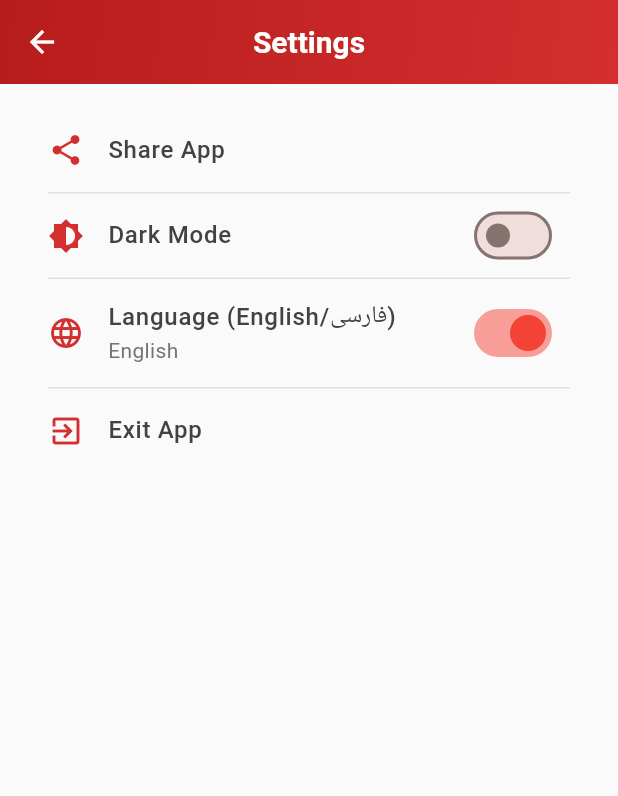
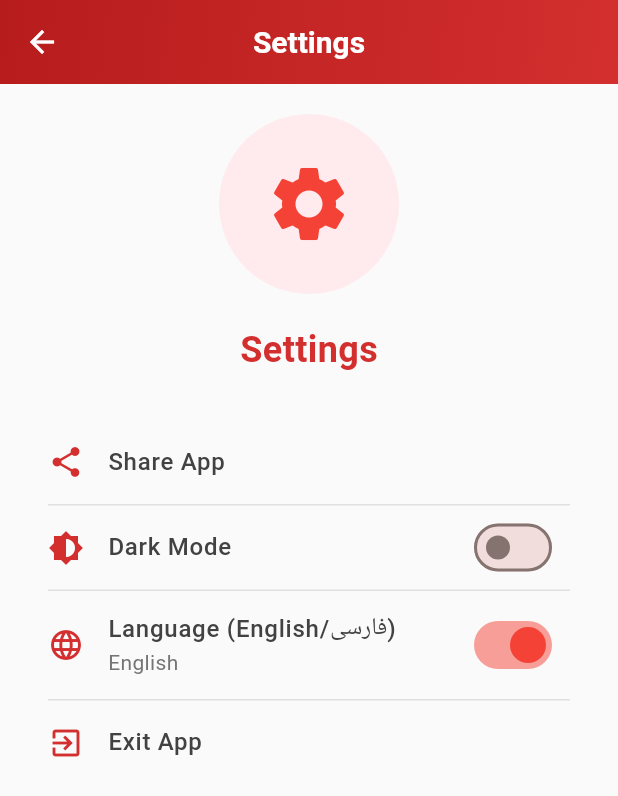
Before and after one commit to Ehsan2022/blood-tracker, a Flutter app: the SettingsScreen screen opened directly, on a phone screen of 412 x 824 dp. Shown: the top 796 px of the screen. Run offline on Flutter 3.47's test engine with Material 3 defaults, Android fonts, the phone set to English and light mode, and no system bars; our stand-ins replace device_preview, liquid_pull_to_refresh, share_plus, shared_preferences; accounts and stored records are empty; generated files the repository leaves out were written again; network calls fail.

Commit message:
setting UI updated and snackbar deketed

```diff
--- a/front/lib/main.dart
+++ b/front/lib/main.dart
@@ -2,6 +2,7 @@ import 'package:device_preview/device_preview.dart';
 import 'package:flutter/foundation.dart';
 import 'package:flutter/material.dart';
 import 'package:flutter_localizations/flutter_localizations.dart';
+import 'package:life_blood_donor/locale_provider.dart';
 import 'package:life_blood_donor/screens/about.dart';
 import 'package:life_blood_donor/screens/donor_form.dart';
 import 'package:life_blood_donor/screens/donor_info.dart';
@@ -11,7 +12,6 @@ import 'package:life_blood_donor/screens/stats.dart';
 import 'package:flutter_gen/gen_l10n/app_localizations.dart';
 import 'package:provider/provider.dart';
 import 'app_theme.dart';
-import 'package:shared_preferences/shared_preferences.dart';
 
 void main() async {
   WidgetsFlutterBinding.ensureInitialized();
--- a/front/lib/screens/about.dart
+++ b/front/lib/screens/about.dart
@@ -66,7 +66,7 @@ class AboutScreen extends StatelessWidget {
               AppLocalizations.of(context)!.acknowledgementsText,
               Icons.volunteer_activism,
             ),
-            const SizedBox(height: 20),
+            const SizedBox(height: 120),
           ],
         ),
       ),
--- a/front/lib/screens/donor_info.dart
+++ b/front/lib/screens/donor_info.dart
@@ -84,7 +84,7 @@ class DonorInfoScreen extends StatelessWidget {
               AppLocalizations.of(context)!.emergencyDetails,
               Icons.warning_amber,
             ),
-            const SizedBox(height: 20),
+            const SizedBox(height: 120),
           ],
         ),
       ),
--- a/front/lib/screens/settings.dart
+++ b/front/lib/screens/settings.dart
@@ -1,44 +1,9 @@
 import 'package:flutter/material.dart';
 import 'package:flutter/services.dart';
+import 'package:life_blood_donor/locale_provider.dart';
 import 'package:flutter_gen/gen_l10n/app_localizations.dart';
 import 'package:provider/provider.dart';
-import 'package:share_plus/share_plus.dart';
-import 'package:shared_preferences/shared_preferences.dart';
-
-class LocaleProvider with ChangeNotifier {
-  Locale _locale = const Locale('en');
-  static const String _localeKey = 'locale';
-
-  Locale get locale => _locale;
-
-  Future<void> loadLocale() async {
-    final prefs = await SharedPreferences.getInstance();
-    final localeCode = prefs.getString(_localeKey);
-    if (localeCode != null) {
-      _locale = Locale(localeCode);
-      notifyListeners();
-    }
-  }
-
-  Future<void> setLocale(Locale locale) async {
-    if (!AppLocalizations.supportedLocales.contains(locale)) return;
-
-    _locale = locale;
-    final prefs = await SharedPreferences.getInstance();
-    await prefs.setString(_localeKey, locale.languageCode);
-    notifyListeners();
-  }
-
-  Future<void> toggleLanguage() async {
-    _locale = _locale.languageCode == 'en'
-        ? const Locale('fa')
-        : const Locale('en');
-    final prefs = await SharedPreferences.getInstance();
-    await prefs.setString(_localeKey, _locale.languageCode);
-    notifyListeners();
-  }
-}
-
+import 'package:share_plus/share_plus.dart' show Share;
 class SettingsScreen extends StatefulWidget {
   const SettingsScreen({super.key});
 
@@ -69,8 +34,38 @@ class _SettingsScreenState extends State<SettingsScreen> {
           ),
         ),
       ),
-      body: ListView(
-        padding: const EdgeInsets.all(16),
+      body: SingleChildScrollView(
+        child: Column(
+          children: [
+            // Added Hero icon section
+            Padding(
+              padding: const EdgeInsets.only(top: 20),
+              child: Hero(
+                tag: 'settings-icon',
+                child: CircleAvatar(
+                  radius: 60,
+                  backgroundColor: Colors.red.shade50,
+                  child: Icon(
+                    Icons.settings,
+                    size: 60,
+                    color: Colors.red,
+                  ),
+                ),
+              ),
+            ),
+            const SizedBox(height: 20),
+            Text(
+              localizations.settings,
+              style: TextStyle(
+                fontSize: 24,
+                fontWeight: FontWeight.bold,
+                color: Colors.red.shade700,
+              ),
+            ),
+            const SizedBox(height: 30),
+            Padding(
+              padding: const EdgeInsets.symmetric(horizontal: 16),
+              child: Column(
                 children: [
                   _buildSettingItem(
                     icon: Icons.share,
@@ -95,7 +90,6 @@ class _SettingsScreenState extends State<SettingsScreen> {
                       value: isEnglish,
                       onChanged: (value) async {
                         await localeProvider.toggleLanguage();
-                _showLanguageChangedSnackbar(context, value);
                       },
                       activeColor: Colors.red,
                     ),
@@ -113,11 +107,17 @@ class _SettingsScreenState extends State<SettingsScreen> {
                     title: localizations.exitApp,
                     onTap: () => _exitApp(context),
                   ),
+                  const SizedBox(height: 20),
                 ],
+              ),
+            ),
+          ],
+        ),
       ),
     );
   }
 
+  // Rest of your existing methods (_buildSettingItem, _buildDivider, etc.) remain the same
   Widget _buildSettingItem({
     required IconData icon,
     required String title,
@@ -151,17 +151,6 @@ class _SettingsScreenState extends State<SettingsScreen> {
     );
   }
 
-  void _showLanguageChangedSnackbar(BuildContext context, bool toEnglish) {
-    final localizations = AppLocalizations.of(context)!;
-    ScaffoldMessenger.of(context).showSnackBar(
-      SnackBar(
-        content: Text(toEnglish
-            ? localizations.languageChangedToEnglish
-            : localizations.languageChangedToPersian),
-        duration: const Duration(seconds: 1),
-      ),
-    );
-  }
 
   Future<void> _shareApp(BuildContext context) async {
     final localizations = AppLocalizations.of(context)!;
--- a/front/lib/screens/stats.dart
+++ b/front/lib/screens/stats.dart
@@ -229,6 +229,7 @@ class _StatsScreenState extends State<StatsScreen> {
                     ),
                   ),
                 ),
+                SizedBox(height: 130),
               ],
             ),
           );
```
Lines whose indentation alone changed are shown as unchanged.
